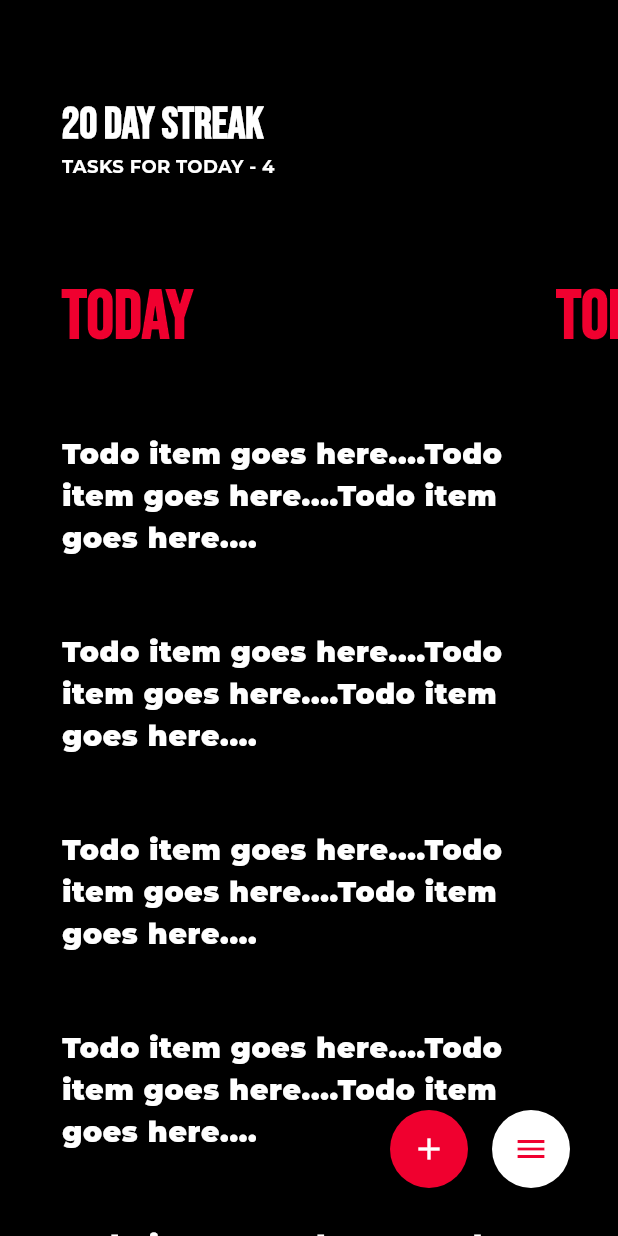
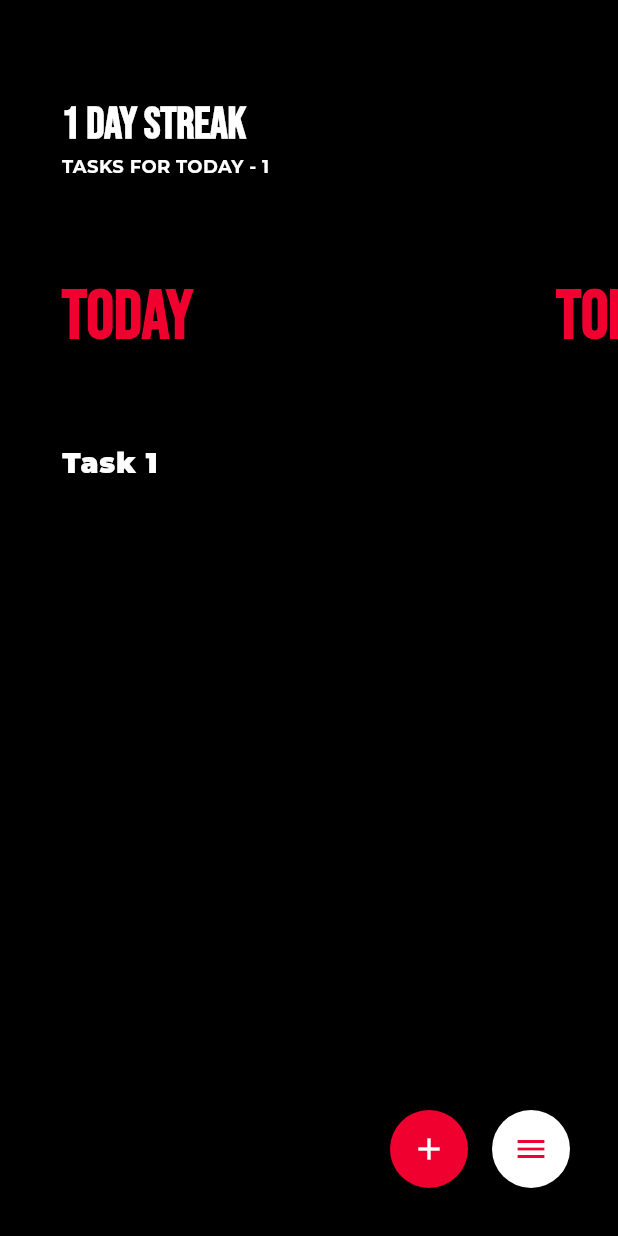
Before and after one commit to vamsi-krishna-kodimela/minimalist-to-do-app-flutter, a Flutter app: the screen it shows after launch, on a phone screen of 412 x 824 dp. Run offline on Flutter 3.47's test engine with Material 3 defaults, Android fonts, the light colour scheme and no system bars; our stand-ins replace google_fonts; missing offline and left inert: animated_line_through.

Commit message:
Integrated lists with providers

```diff
--- /dev/null
+++ b/devtools_options.yaml
@@ -0,0 +1 @@
+extensions:
--- a/lib/screens/add_task_screen/add_task_screen.dart
+++ b/lib/screens/add_task_screen/add_task_screen.dart
@@ -1,5 +1,5 @@
 import 'package:do_it/config/constants/theme.dart';
-import 'package:do_it/screens/home_screen/components/streak_info.dart';
+import 'package:do_it/shared/components/streak_info.dart';
 import 'package:flutter/material.dart';
 
 class AddTaskScreen extends StatefulWidget {
--- a/lib/screens/home_screen/components/day_list.dart
+++ b/lib/screens/home_screen/components/day_list.dart
@@ -1,29 +1,40 @@
 import 'package:do_it/screens/home_screen/components/to_do_item.dart';
+import 'package:do_it/shared/providers/date_provider.dart';
 import 'package:flutter/material.dart';
+import 'package:provider/provider.dart';
+
+import '../../../shared/models/task_model.dart';
+import '../../../shared/providers/task_provider.dart';
 
 class DayList extends StatelessWidget {
-  const DayList({super.key, required this.isCurrent});
+  const DayList({super.key, required this.dateTime});
 
-  final bool isCurrent;
+  final DateTime dateTime;
 
   @override
   Widget build(BuildContext context) {
+    DateProvider dateProvider = Provider.of<DateProvider>(context);
+    final Tasks tasksProvider = Provider.of<Tasks>(context);
+
+    List<Task> tasks = tasksProvider.getTasksByDate(dateTime);
     return Column(
       mainAxisAlignment: MainAxisAlignment.start,
       crossAxisAlignment: CrossAxisAlignment.start,
       children: [
         Text(
-          "Today",
+          dateProvider.getDaysForDisplay(dateTime),
           style: Theme.of(context).textTheme.headlineLarge,
         ),
         const SizedBox(
           height: 24.0,
         ),
-        if (isCurrent)
+        if (dateProvider.isCurrentDate(dateTime) == true)
           Expanded(
             child: ListView.builder(
-              itemCount: 100,
-              itemBuilder: (_, index) => const ToDoItem(),
+              itemCount: tasks.length,
+              itemBuilder: (_, index) => ToDoItem(
+                task: tasks[index],
+              ),
             ),
           ),
       ],
--- a/lib/screens/home_screen/components/to_do_item.dart
+++ b/lib/screens/home_screen/components/to_do_item.dart
@@ -1,12 +1,18 @@
 import 'package:animated_line_through/animated_line_through.dart';
+import 'package:do_it/shared/models/task_model.dart';
+import 'package:do_it/shared/providers/task_provider.dart';
 import 'package:flutter/material.dart';
+import 'package:provider/provider.dart';
 
 import '../../../config/constants/theme.dart';
 
 class ToDoItem extends StatefulWidget {
   const ToDoItem({
     super.key,
+    required this.task,
   });
+
+  final Task task;
 
   @override
   State<ToDoItem> createState() => _ToDoItemState();
@@ -14,7 +20,6 @@ class ToDoItem extends StatefulWidget {
 
 class _ToDoItemState extends State<ToDoItem>
     with SingleTickerProviderStateMixin {
-  bool isDone = false;
   late AnimationController _controller;
   late Animation<double> _touchAnimation;
 
@@ -58,7 +63,7 @@ class _ToDoItemState extends State<ToDoItem>
           }
         },
         onTap: () {
-          isDone = !isDone;
+          Provider.of<Tasks>(context, listen: false).toggleStatus(widget.task);
         },
         onLongPress: () {
           // ToDo: Show Edit Options
@@ -68,12 +73,12 @@ class _ToDoItemState extends State<ToDoItem>
         },
         child: ListTile(
           title: AnimatedLineThrough(
-            isCrossed: isDone,
+            isCrossed: widget.task.isCompleted,
             color: kAccentColor,
             duration: const Duration(milliseconds: 400),
             strokeWidth: 2.0,
             child: Text(
-              "Todo item goes here....Todo item goes here....Todo item goes here....",
+              widget.task.title,
               style: Theme.of(context).textTheme.bodyLarge,
             ),
           ),
--- a/lib/screens/home_screen/components/to_do_list.dart
+++ b/lib/screens/home_screen/components/to_do_list.dart
@@ -1,31 +1,31 @@
+import 'package:do_it/shared/models/task_model.dart';
+import 'package:do_it/shared/providers/date_provider.dart';
 import 'package:flutter/material.dart';
-
+import 'package:provider/provider.dart';
+import '../../../shared/providers/task_provider.dart';
 import 'day_list.dart';
 
-class ToDoList extends StatefulWidget {
+class ToDoList extends StatelessWidget {
   const ToDoList({super.key});
 
   @override
-  State<ToDoList> createState() => _ToDoListState();
-}
+  Widget build(BuildContext context) {
+    final DateProvider dateProvider =
+        Provider.of<DateProvider>(context, listen: true);
 
-class _ToDoListState extends State<ToDoList> {
-  List<int> days = [10, 12, 13,5,6,7,8];
-  int currentPage = 0;
-
-  @override
-  Widget build(BuildContext context) {
     return Expanded(
       child: PageView.builder(
         scrollDirection: Axis.horizontal,
         controller: PageController(viewportFraction: 0.8),
         pageSnapping: true,
-        itemBuilder: (_, index) => DayList(isCurrent: currentPage == index),
-        itemCount: days.length,
-        onPageChanged: (index) {
-          currentPage = index;
-          setState(() {});
-        },
+        itemBuilder: (_, index) => DayList(
+          dateTime: dateProvider.days[index],
+          key: Key(
+            dateProvider.days[index].toString(),
+          ),
+        ),
+        itemCount: dateProvider.days.length,
+        onPageChanged: (index) => dateProvider.updateCurrentDate(index),
       ),
     );
   }
--- a/lib/screens/home_screen/home_screen.dart
+++ b/lib/screens/home_screen/home_screen.dart
@@ -1,4 +1,4 @@
-import 'package:do_it/screens/home_screen/components/streak_info.dart';
+import 'package:do_it/shared/components/streak_info.dart';
 import 'package:do_it/screens/home_screen/components/to_do_list.dart';
 
 import '../../config/constants/theme.dart';
--- a/lib/screens/root.dart
+++ b/lib/screens/root.dart
@@ -1,7 +1,10 @@
 import 'package:do_it/config/constants/strings.dart';
 import 'package:do_it/config/constants/theme.dart';
+import 'package:do_it/shared/providers/date_provider.dart';
 import 'package:google_fonts/google_fonts.dart';
+import 'package:provider/provider.dart';
 
+import '../shared/providers/task_provider.dart';
 import './home_screen/home_screen.dart';
 import 'package:flutter/material.dart';
 
@@ -10,7 +13,16 @@ class Root extends StatelessWidget {
 
   @override
   Widget build(BuildContext context) {
-    return MaterialApp(
+    return MultiProvider(
+      providers: [
+        ChangeNotifierProvider.value(
+          value: DateProvider(),
+        ),
+        ChangeNotifierProvider.value(
+          value: Tasks(),
+        ),
+      ],
+      child: MaterialApp(
         title: kAppTitle,
         color: kAccentColor,
         debugShowCheckedModeBanner: false,
@@ -49,10 +61,10 @@ class Root extends StatelessWidget {
                   fontWeight: FontWeight.bold,
                   fontSize: 9.6,
                 ),
-
           ),
         ),
         home: const HomeScreen(),
+      ),
     );
   }
 }
--- a/lib/screens/home_screen/components/streak_info.dart
+++ b/lib/shared/components/streak_info.dart
@@ -1,16 +1,21 @@
+import 'package:do_it/shared/providers/date_provider.dart';
+import 'package:do_it/shared/providers/task_provider.dart';
 import 'package:flutter/material.dart';
+import 'package:provider/provider.dart';
 
 class StreakInfo extends StatelessWidget {
   const StreakInfo({super.key});
 
   @override
   Widget build(BuildContext context) {
-    int streak = 20;
-    int pendingTasks = 4;
+    final dateProvider = Provider.of<DateProvider>(context);
+    final tasksProvider = Provider.of<Tasks>(context);
+    int streak = tasksProvider.getTaskCount(dateProvider.currentDate);
+    int pendingTasks = tasksProvider.getTaskCount(dateProvider.currentDate);
     Size size = MediaQuery.of(context).size;
     return Padding(
       padding: EdgeInsets.symmetric(
-        horizontal: size.width*0.1,
+        horizontal: size.width * 0.1,
         vertical: 64.0,
       ),
       child: Column(
@@ -22,7 +27,7 @@ class StreakInfo extends StatelessWidget {
             style: Theme.of(context).textTheme.headlineMedium,
           ),
           Text(
-            'TASKS FOR TODAY - $pendingTasks',
+            'TASKS FOR ${dateProvider.getDaysForDisplay(dateProvider.currentDate).toUpperCase()} - $pendingTasks',
             style: Theme.of(context).textTheme.bodyMedium,
           ),
         ],
--- /dev/null
+++ b/lib/shared/models/task_model.dart
@@ -0,0 +1,38 @@
+import 'package:uuid/uuid.dart';
+
+class Task {
+  String _id;
+
+  String get id => _id;
+
+  set id(String value) {
+    _id = value;
+  }
+
+  String _title;
+
+  String get title => _title;
+
+  set title(String value) {
+    _title = value;
+  }
+
+  DateTime _scheduledOn;
+
+  DateTime get scheduledOn => _scheduledOn;
+
+  set scheduledOn(DateTime value) {
+    _scheduledOn = value;
+  }
+
+  bool isCompleted;
+
+  Task({
+    String? id,
+    required String title,
+    required String scheduledOn,
+    this.isCompleted = false,
+  })  : _id = id ?? const Uuid().v1(),
+        _title = title,
+        _scheduledOn = DateTime.parse(scheduledOn);
+}
--- /dev/null
+++ b/lib/shared/providers/date_provider.dart
@@ -0,0 +1,44 @@
+import 'package:flutter/foundation.dart';
+import 'package:intl/intl.dart';
+
+class DateProvider with ChangeNotifier {
+  late DateTime currentDate;
+  List<DateTime> days = [
+    DateTime.now(),
+    DateTime.now().add(const Duration(days: 1)),
+    DateTime.now().add(const Duration(days: 2)),
+  ];
+
+  DateProvider() {
+    currentDate = days[0];
+  }
+
+  appendNextDate() {
+    days.add(DateTime.now().add(Duration(days: days.length)));
+  }
+
+  updateCurrentDate(int index) {
+    currentDate = days[index];
+    if (days.length - index <= 2) {
+      appendNextDate();
+    }
+    notifyListeners();
+  }
+
+  isCurrentDate(DateTime date) {
+    return currentDate.isAtSameMomentAs(date);
+  }
+
+  String getDaysForDisplay(DateTime date) {
+    final dateDiff = date.day - days[0].day;
+    switch (dateDiff) {
+      case 0:
+        return "Today";
+      case 1:
+        return "Tomorrow";
+      default:
+        final formatter = DateFormat("dd MMM");
+        return formatter.format(date);
+    }
+  }
+}
--- /dev/null
+++ b/lib/shared/providers/task_provider.dart
@@ -0,0 +1,59 @@
+import 'package:flutter/material.dart';
+
+import '../models/task_model.dart';
+
+class Tasks with ChangeNotifier {
+  List<Task> tasks = [
+    Task(
+      scheduledOn: DateTime.now().toString(),
+      title: "Task 1",
+    ),
+    Task(
+      scheduledOn: DateTime.now().add(Duration(days: 1)).toString(),
+      title: "Task 20",
+    ),
+    Task(
+      scheduledOn: DateTime.now().add(Duration(days: 1)).toString(),
+      title: "Task 21",
+    ),
+    Task(
+      scheduledOn: DateTime.now().add(Duration(days: 2)).toString(),
+      title: "Task 3",
+    ),
+    Task(
+      scheduledOn: DateTime.now().add(Duration(days: 3)).toString(),
+      title: "Task 3",
+    ),
+    Task(
+      scheduledOn: DateTime.now().add(Duration(days: 3)).toString(),
+      title: "Task 4",
+    ),
+  ];
+
+  saveTask(Task task) {
+    tasks.removeWhere((Task elem) => elem.id == task.id);
+    tasks.add(task);
+    notifyListeners();
+  }
+
+  List<Task> getTasksByDate(DateTime date) {
+    tasks.sort((a, b) {
+      return b.isCompleted ? -1 : 1;
+    });
+    return tasks
+        .where((task) =>
+            task.scheduledOn.day == date.day &&
+            task.scheduledOn.month == date.month &&
+            task.scheduledOn.year == date.year)
+        .toList();
+  }
+
+  int getTaskCount(DateTime date) {
+    return getTasksByDate(date).length;
+  }
+
+  toggleStatus(Task task) {
+    task.isCompleted = !task.isCompleted;
+    saveTask(task);
+  }
+}
--- /dev/null
+++ b/lib/shared/services/sqflite_service.dart
@@ -0,0 +1,3 @@
+class SQFLiteService{
+
+}
--- a/pubspec.yaml
+++ b/pubspec.yaml
@@ -12,6 +12,10 @@ dependencies:
   cupertino_icons: ^1.0.2
   google_fonts: ^6.1.0
   animated_line_through: ^1.0.4
+  sqflite: ^2.3.0
+  provider: ^6.1.1
+  intl: ^0.18.1
+  uuid: ^4.2.1
 
 dev_dependencies:
   flutter_test:
```
Also changed, not shown: pubspec.lock, 1 other file. Lines whose indentation alone changed are shown as unchanged.
